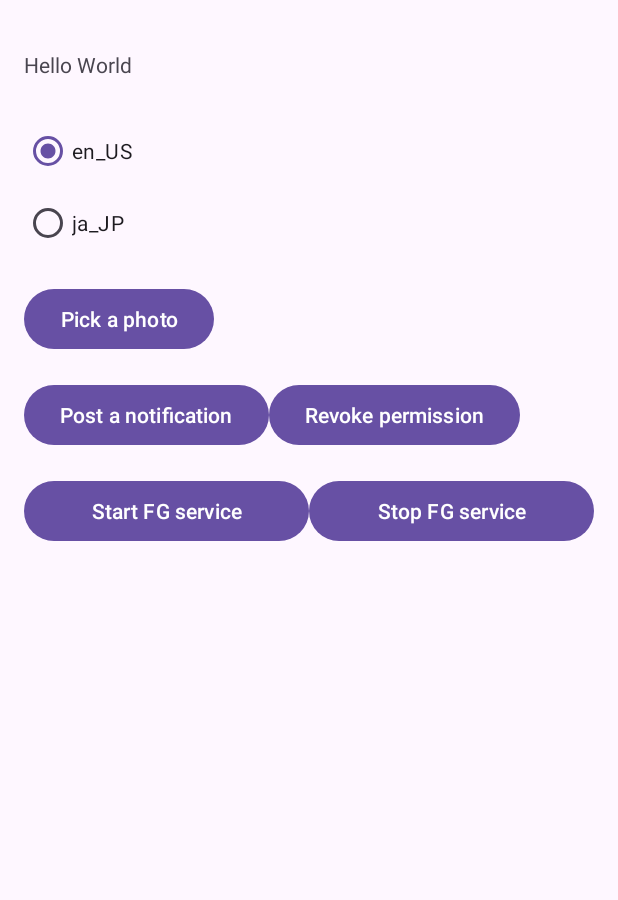
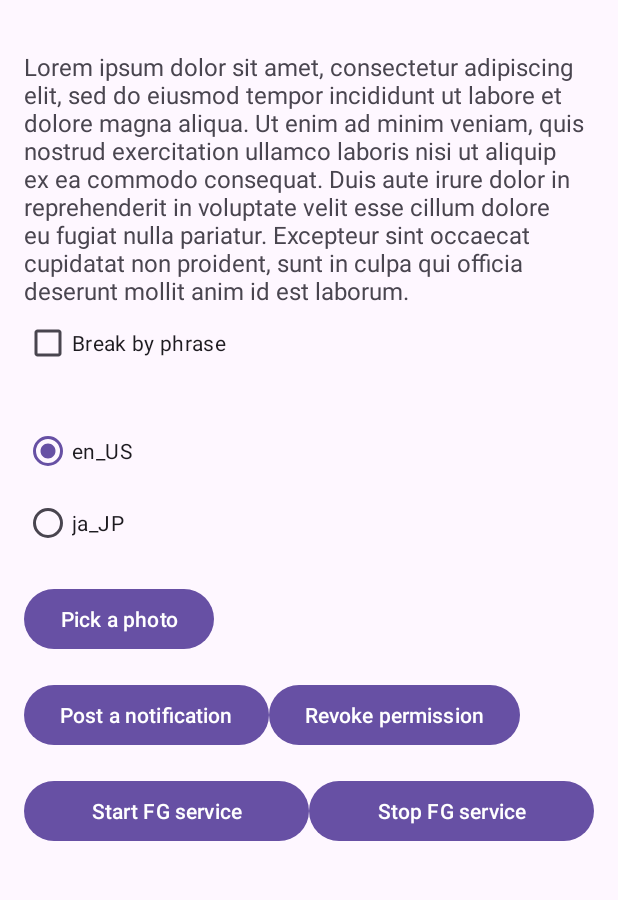
Before and after one commit to mannodermaus/android13-labs-sample, an Android app: the screen it shows after launch (MainActivity), on a phone screen of 412 x 824 dp, the part 70-970 px from its top. Run offline under Robolectric (Android 15) with nearby library versions, the phone set to English and light mode, and no system bars.

Commit message:
wordBreakStyle (programmatically)

```diff
--- a/app/src/main/res/layout/content_main.xml
+++ b/app/src/main/res/layout/content_main.xml
@@ -7,10 +7,17 @@
     android:padding="16dp">
 
     <TextView
-        android:id="@+id/text"
+        android:id="@+id/text_lorem_ipsum"
         android:layout_width="wrap_content"
         android:layout_height="wrap_content"
+        android:textSize="16sp"
         android:text="@string/hello_world" />
+
+    <CheckBox
+        android:id="@+id/checkbox_phrase_wrapping"
+        android:layout_width="wrap_content"
+        android:layout_height="wrap_content"
+        android:text="@string/checkbox_break_phrases"/>
 
     <RadioGroup
         android:id="@+id/radio_group"
--- a/app/src/main/res/values/strings.xml
+++ b/app/src/main/res/values/strings.xml
@@ -1,6 +1,7 @@
 <resources>
     <string name="app_name">Android13 Labs</string>
-    <string name="hello_world">Hello World</string>
+    <string name="hello_world">Lorem ipsum dolor sit amet, consectetur adipiscing elit, sed do eiusmod tempor incididunt ut labore et dolore magna aliqua. Ut enim ad minim veniam, quis nostrud exercitation ullamco laboris nisi ut aliquip ex ea commodo consequat. Duis aute irure dolor in reprehenderit in voluptate velit esse cillum dolore eu fugiat nulla pariatur. Excepteur sint occaecat cupidatat non proident, sunt in culpa qui officia deserunt mollit anim id est laborum.</string>
+    <string name="checkbox_break_phrases">Break by phrase</string>
     <string name="button_pick_photo">Pick a photo</string>
     <string name="button_post_notification">Post a notification</string>
     <string name="button_start_service">Start FG service</string>
```
Also changed, not shown: app/src/main/java/de/mannodermaus/android13labs/MainActivity.kt (+23 -1 lines), 1 other file.
